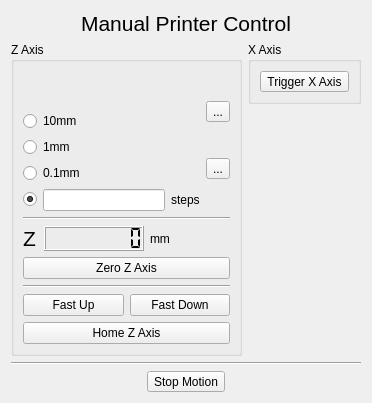
Qt form manual_control_gui.ui (wrekr/3dlp-host-software) before a commit.
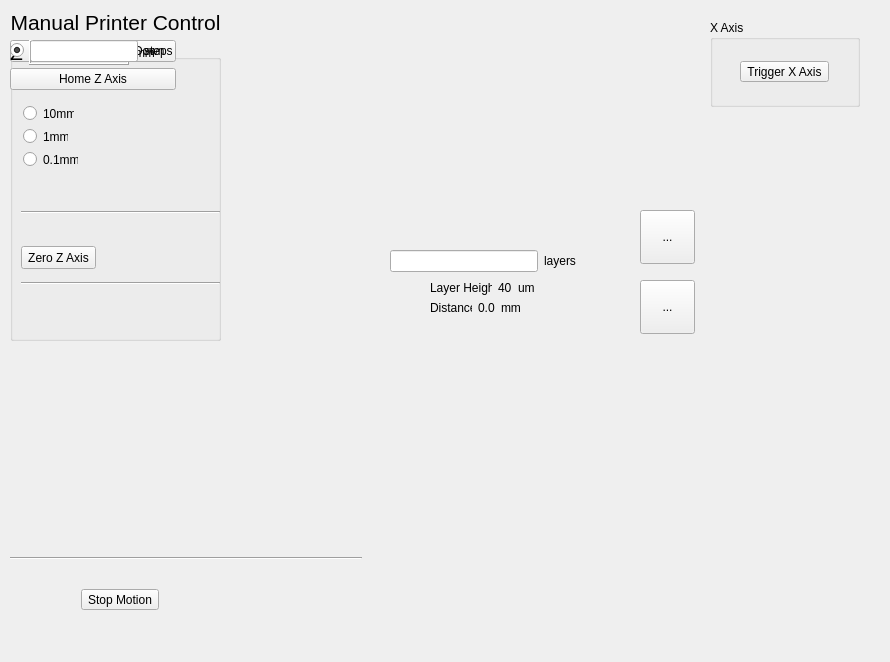
The same form after that commit. Icons and pictures are not drawn.

The edit to the form file:
```diff
--- a/manual_control_gui.ui
+++ b/manual_control_gui.ui
@@ -6,18 +6,155 @@
    <rect>
     <x>0</x>
     <y>0</y>
-    <width>372</width>
-    <height>403</height>
+    <width>890</width>
+    <height>662</height>
    </rect>
   </property>
   <property name="windowTitle">
    <string>3DLP Manual Printer Control</string>
   </property>
-  <layout class="QHBoxLayout" name="horizontalLayout_8">
+  <widget class="QWidget" name="layoutWidget">
+   <property name="geometry">
+    <rect>
+     <x>390</x>
+     <y>250</y>
+     <width>186</width>
+     <height>22</height>
+    </rect>
+   </property>
+   <layout class="QHBoxLayout" name="horizontalLayout_6">
    <item>
-    <layout class="QVBoxLayout" name="verticalLayout_5">
+     <widget class="QLineEdit" name="lineEdit_2">
+      <property name="minimumSize">
+       <size>
+        <width>0</width>
+        <height>0</height>
+       </size>
+      </property>
+     </widget>
+    </item>
      <item>
+     <widget class="QLabel" name="label_7">
+      <property name="text">
+       <string>layers</string>
+      </property>
+     </widget>
+    </item>
+   </layout>
+  </widget>
+  <widget class="QToolButton" name="toolButton_4">
+   <property name="geometry">
+    <rect>
+     <x>640</x>
+     <y>280</y>
+     <width>55</width>
+     <height>54</height>
+    </rect>
+   </property>
+   <property name="text">
+    <string>...</string>
+   </property>
+   <property name="icon">
+    <iconset resource="resource.qrc">
+     <normaloff>:/Icons/icons/nav_down_blue.png</normaloff>:/Icons/icons/nav_down_blue.png</iconset>
+   </property>
+   <property name="iconSize">
+    <size>
+     <width>48</width>
+     <height>48</height>
+    </size>
+   </property>
+  </widget>
+  <widget class="QToolButton" name="toolButton">
+   <property name="geometry">
+    <rect>
+     <x>640</x>
+     <y>210</y>
+     <width>55</width>
+     <height>54</height>
+    </rect>
+   </property>
+   <property name="text">
+    <string>...</string>
+   </property>
+   <property name="icon">
+    <iconset resource="resource.qrc">
+     <normaloff>:/Icons/icons/nav_up_blue.png</normaloff>:/Icons/icons/nav_up_blue.png</iconset>
+   </property>
+   <property name="iconSize">
+    <size>
+     <width>48</width>
+     <height>48</height>
+    </size>
+   </property>
+  </widget>
+  <widget class="QWidget" name="">
+   <property name="geometry">
+    <rect>
+     <x>20</x>
+     <y>580</y>
+     <width>200</width>
+     <height>40</height>
+    </rect>
+   </property>
+   <layout class="QHBoxLayout" name="horizontalLayout_7">
+    <item>
+     <spacer name="horizontalSpacer">
+      <property name="orientation">
+       <enum>Qt::Horizontal</enum>
+      </property>
+      <property name="sizeHint" stdset="0">
+       <size>
+        <width>40</width>
+        <height>20</height>
+       </size>
+      </property>
+     </spacer>
+    </item>
+    <item>
+     <widget class="QToolButton" name="toolButton_3">
+      <property name="text">
+       <string>Stop Motion</string>
+      </property>
+      <property name="icon">
+       <iconset resource="resource.qrc">
+        <normaloff>:/Icons/icons/stop.png</normaloff>:/Icons/icons/stop.png</iconset>
+      </property>
+      <property name="iconSize">
+       <size>
+        <width>32</width>
+        <height>32</height>
+       </size>
+      </property>
+      <property name="toolButtonStyle">
+       <enum>Qt::ToolButtonTextBesideIcon</enum>
+      </property>
+     </widget>
+    </item>
+    <item>
+     <spacer name="horizontalSpacer_2">
+      <property name="orientation">
+       <enum>Qt::Horizontal</enum>
+      </property>
+      <property name="sizeHint" stdset="0">
+       <size>
+        <width>40</width>
+        <height>20</height>
+       </size>
+      </property>
+     </spacer>
+    </item>
+   </layout>
+  </widget>
       <widget class="QLabel" name="label">
+   <property name="geometry">
+    <rect>
+     <x>10</x>
+     <y>10</y>
+     <width>211</width>
+     <height>25</height>
+    </rect>
+   </property>
        <property name="font">
         <font>
          <pointsize>16</pointsize>
@@ -30,136 +167,70 @@
         <set>Qt::AlignCenter</set>
        </property>
       </widget>
-     </item>
-     <item>
-      <layout class="QHBoxLayout" name="horizontalLayout_4">
-       <item>
+  <widget class="Line" name="line_4">
+   <property name="geometry">
+    <rect>
+     <x>10</x>
+     <y>550</y>
+     <width>352</width>
+     <height>16</height>
+    </rect>
+   </property>
+   <property name="orientation">
+    <enum>Qt::Horizontal</enum>
+   </property>
+  </widget>
         <widget class="QGroupBox" name="groupBox">
+   <property name="geometry">
+    <rect>
+     <x>10</x>
+     <y>40</y>
+     <width>211</width>
+     <height>301</height>
+    </rect>
+   </property>
          <property name="title">
           <string>Z Axis</string>
          </property>
-         <layout class="QHBoxLayout" name="horizontalLayout_6">
+   <widget class="QWidget" name="">
+    <layout class="QVBoxLayout" name="verticalLayout_7">
           <item>
-           <layout class="QVBoxLayout" name="verticalLayout_3">
+      <layout class="QHBoxLayout" name="horizontalLayout_9">
             <item>
-             <layout class="QHBoxLayout" name="horizontalLayout">
-              <item>
-               <layout class="QVBoxLayout" name="verticalLayout">
-                <item>
-                 <spacer name="verticalSpacer_2">
-                  <property name="orientation">
-                   <enum>Qt::Vertical</enum>
-                  </property>
-                  <property name="sizeHint" stdset="0">
-                   <size>
-                    <width>20</width>
-                    <height>40</height>
-                   </size>
-                  </property>
-                 </spacer>
-                </item>
-                <item>
-                 <widget class="QRadioButton" name="Z_10">
+        <widget class="QPushButton" name="pushButton_3">
                   <property name="text">
-                   <string>10mm</string>
-                  </property>
-                 </widget>
-                </item>
-                <item>
-                 <widget class="QRadioButton" name="Z_1">
-                  <property name="text">
-                   <string>1mm</string>
+          <string>Fast Up</string>
+         </property>
+         <property name="autoDefault">
+          <bool>false</bool>
                   </property>
                  </widget>
                 </item>
                 <item>
-                 <widget class="QRadioButton" name="Z_01">
+        <widget class="QPushButton" name="pushButton_4">
                   <property name="text">
-                   <string>0.1mm</string>
-                  </property>
-                 </widget>
-                </item>
-                <item>
-                 <layout class="QHBoxLayout" name="horizontalLayout_5">
-                  <item>
-                   <widget class="QRadioButton" name="radioButton">
-                    <property name="text">
-                     <string/>
-                    </property>
-                    <property name="checked">
-                     <bool>true</bool>
-                    </property>
-                   </widget>
-                  </item>
-                  <item>
-                   <widget class="QLineEdit" name="lineEdit">
-                    <property name="minimumSize">
-                     <size>
-                      <width>0</width>
-                      <height>0</height>
-                     </size>
-                    </property>
-                   </widget>
-                  </item>
-                  <item>
-                   <widget class="QLabel" name="label_6">
-                    <property name="text">
-                     <string>steps</string>
-                    </property>
-                   </widget>
-                  </item>
-                 </layout>
-                </item>
-               </layout>
-              </item>
+          <string>Fast Down</string>
+         </property>
+         <property name="autoDefault">
+          <bool>false</bool>
+         </property>
+        </widget>
+       </item>
+      </layout>
+     </item>
               <item>
-               <layout class="QVBoxLayout" name="verticalLayout_2">
-                <item>
-                 <widget class="QToolButton" name="toolButton">
+      <widget class="QPushButton" name="pushButton_5">
                   <property name="text">
-                   <string>...</string>
-                  </property>
-                  <property name="icon">
-                   <iconset resource="resource.qrc">
-                    <normaloff>:/Icons/icons/nav_up_blue.png</normaloff>:/Icons/icons/nav_up_blue.png</iconset>
-                  </property>
-                  <property name="iconSize">
-                   <size>
-                    <width>48</width>
-                    <height>48</height>
-                   </size>
-                  </property>
-                 </widget>
-                </item>
-                <item>
-                 <widget class="QToolButton" name="toolButton_4">
-                  <property name="text">
-                   <string>...</string>
-                  </property>
-                  <property name="icon">
-                   <iconset resource="resource.qrc">
-                    <normaloff>:/Icons/icons/nav_down_blue.png</normaloff>:/Icons/icons/nav_down_blue.png</iconset>
-                  </property>
-                  <property name="iconSize">
-                   <size>
-                    <width>48</width>
-                    <height>48</height>
-                   </size>
-                  </property>
-                 </widget>
-                </item>
-               </layout>
-              </item>
-             </layout>
-            </item>
-            <item>
-             <widget class="Line" name="line">
-              <property name="orientation">
-               <enum>Qt::Horizontal</enum>
-              </property>
-             </widget>
-            </item>
-            <item>
+        <string>Home Z Axis</string>
+       </property>
+       <property name="autoDefault">
+        <bool>false</bool>
+       </property>
+      </widget>
+     </item>
+    </layout>
+   </widget>
+   <widget class="QWidget" name="">
              <layout class="QHBoxLayout" name="horizontalLayout_3">
               <item>
                <widget class="QLabel" name="label_2">
@@ -209,9 +280,29 @@
                </widget>
               </item>
              </layout>
-            </item>
-            <item>
+   </widget>
+   <widget class="Line" name="line">
+    <property name="geometry">
+     <rect>
+      <x>11</x>
+      <y>164</y>
+      <width>199</width>
+      <height>16</height>
+     </rect>
+    </property>
+    <property name="orientation">
+     <enum>Qt::Horizontal</enum>
+    </property>
+   </widget>
              <widget class="QPushButton" name="pushButton">
+    <property name="geometry">
+     <rect>
+      <x>11</x>
+      <y>206</y>
+      <width>75</width>
+      <height>23</height>
+     </rect>
+    </property>
               <property name="text">
                <string>Zero Z Axis</string>
               </property>
@@ -219,61 +310,99 @@
                <bool>false</bool>
               </property>
              </widget>
-            </item>
-            <item>
              <widget class="Line" name="line_3">
+    <property name="geometry">
+     <rect>
+      <x>11</x>
+      <y>235</y>
+      <width>199</width>
+      <height>16</height>
+     </rect>
+    </property>
               <property name="orientation">
                <enum>Qt::Horizontal</enum>
               </property>
              </widget>
-            </item>
+   <widget class="QWidget" name="">
+    <layout class="QHBoxLayout" name="horizontalLayout_5">
             <item>
-             <layout class="QVBoxLayout" name="verticalLayout_7">
-              <item>
-               <layout class="QHBoxLayout" name="horizontalLayout_9">
-                <item>
-                 <widget class="QPushButton" name="pushButton_3">
+      <widget class="QRadioButton" name="radioButton">
                   <property name="text">
-                   <string>Fast Up</string>
-                  </property>
-                  <property name="autoDefault">
-                   <bool>false</bool>
+        <string/>
+       </property>
+       <property name="checked">
+        <bool>true</bool>
                   </property>
                  </widget>
                 </item>
                 <item>
-                 <widget class="QPushButton" name="pushButton_4">
-                  <property name="text">
-                   <string>Fast Down</string>
-                  </property>
-                  <property name="autoDefault">
-                   <bool>false</bool>
-                  </property>
-                 </widget>
-                </item>
-               </layout>
-              </item>
+      <widget class="QLineEdit" name="lineEdit">
+       <property name="minimumSize">
+        <size>
+         <width>0</width>
+         <height>0</height>
+        </size>
+       </property>
+      </widget>
+     </item>
               <item>
-               <widget class="QPushButton" name="pushButton_5">
+      <widget class="QLabel" name="label_6">
                 <property name="text">
-                 <string>Home Z Axis</string>
-                </property>
-                <property name="autoDefault">
-                 <bool>false</bool>
-                </property>
+        <string>steps</string>
+       </property>
                </widget>
               </item>
              </layout>
-            </item>
-           </layout>
-          </item>
-         </layout>
-        </widget>
-       </item>
-       <item>
-        <layout class="QVBoxLayout" name="verticalLayout_4">
-         <item>
+   </widget>
+   <widget class="QRadioButton" name="Z_10">
+    <property name="geometry">
+     <rect>
+      <x>13</x>
+      <y>65</y>
+      <width>51</width>
+      <height>17</height>
+     </rect>
+    </property>
+    <property name="text">
+     <string>10mm</string>
+    </property>
+   </widget>
+   <widget class="QRadioButton" name="Z_1">
+    <property name="geometry">
+     <rect>
+      <x>13</x>
+      <y>88</y>
+      <width>45</width>
+      <height>17</height>
+     </rect>
+    </property>
+    <property name="text">
+     <string>1mm</string>
+    </property>
+   </widget>
+   <widget class="QRadioButton" name="Z_01">
+    <property name="geometry">
+     <rect>
+      <x>13</x>
+      <y>111</y>
+      <width>55</width>
+      <height>17</height>
+     </rect>
+    </property>
+    <property name="text">
+     <string>0.1mm</string>
+    </property>
+   </widget>
+  </widget>
           <widget class="QGroupBox" name="groupBox_2">
+   <property name="geometry">
+    <rect>
+     <x>710</x>
+     <y>20</y>
+     <width>150</width>
+     <height>87</height>
+    </rect>
+   </property>
            <property name="title">
             <string>X Axis</string>
            </property>
@@ -300,84 +429,72 @@
             </item>
            </layout>
           </widget>
-         </item>
+  <widget class="QWidget" name="">
+   <property name="geometry">
+    <rect>
+     <x>430</x>
+     <y>300</y>
+     <width>91</width>
+     <height>15</height>
+    </rect>
+   </property>
+   <layout class="QHBoxLayout" name="horizontalLayout">
          <item>
-          <spacer name="verticalSpacer">
-           <property name="orientation">
-            <enum>Qt::Vertical</enum>
-           </property>
-           <property name="sizeHint" stdset="0">
-            <size>
-             <width>20</width>
-             <height>40</height>
-            </size>
-           </property>
-          </spacer>
-         </item>
-        </layout>
-       </item>
-      </layout>
-     </item>
+     <widget class="QLabel" name="label_4">
+      <property name="text">
+       <string>Distance:</string>
+      </property>
+     </widget>
+    </item>
      <item>
-      <widget class="Line" name="line_4">
-       <property name="orientation">
-        <enum>Qt::Horizontal</enum>
+     <widget class="QLabel" name="label_5">
+      <property name="text">
+       <string>0.0</string>
        </property>
       </widget>
      </item>
      <item>
-      <layout class="QHBoxLayout" name="horizontalLayout_7">
-       <item>
-        <spacer name="horizontalSpacer">
-         <property name="orientation">
-          <enum>Qt::Horizontal</enum>
-         </property>
-         <property name="sizeHint" stdset="0">
-          <size>
-           <width>40</width>
-           <height>20</height>
-          </size>
-         </property>
-        </spacer>
+     <widget class="QLabel" name="label_8">
+      <property name="text">
+       <string>mm</string>
+      </property>
+     </widget>
+    </item>
+   </layout>
+  </widget>
+  <widget class="QWidget" name="">
+   <property name="geometry">
+    <rect>
+     <x>430</x>
+     <y>280</y>
+     <width>105</width>
+     <height>15</height>
+    </rect>
+   </property>
+   <layout class="QHBoxLayout" name="horizontalLayout_4">
+    <item>
+     <widget class="QLabel" name="label_9">
+      <property name="text">
+       <string>Layer Height:</string>
+      </property>
+     </widget>
        </item>
        <item>
-        <widget class="QToolButton" name="toolButton_3">
+     <widget class="QLabel" name="label_10">
          <property name="text">
-          <string>Stop Motion</string>
-         </property>
-         <property name="icon">
-          <iconset resource="resource.qrc">
-           <normaloff>:/Icons/icons/stop.png</normaloff>:/Icons/icons/stop.png</iconset>
-         </property>
-         <property name="iconSize">
-          <size>
-           <width>32</width>
-           <height>32</height>
-          </size>
-         </property>
-         <property name="toolButtonStyle">
-          <enum>Qt::ToolButtonTextBesideIcon</enum>
-         </property>
+       <string>40</string>
+      </property>
         </widget>
        </item>
        <item>
-        <spacer name="horizontalSpacer_2">
-         <property name="orientation">
-          <enum>Qt::Horizontal</enum>
-         </property>
-         <property name="sizeHint" stdset="0">
-          <size>
-           <width>40</width>
-           <height>20</height>
-          </size>
-         </property>
-        </spacer>
-       </item>
-      </layout>
-     </item>
-    </layout>
-   </item>
-  </layout>
+     <widget class="QLabel" name="label_11">
+      <property name="text">
+       <string>um</string>
+      </property>
+     </widget>
+    </item>
+   </layout>
+  </widget>
  </widget>
  <resources>
   <include location="resource.qrc"/>
```
Lines whose indentation alone changed are shown as unchanged.
